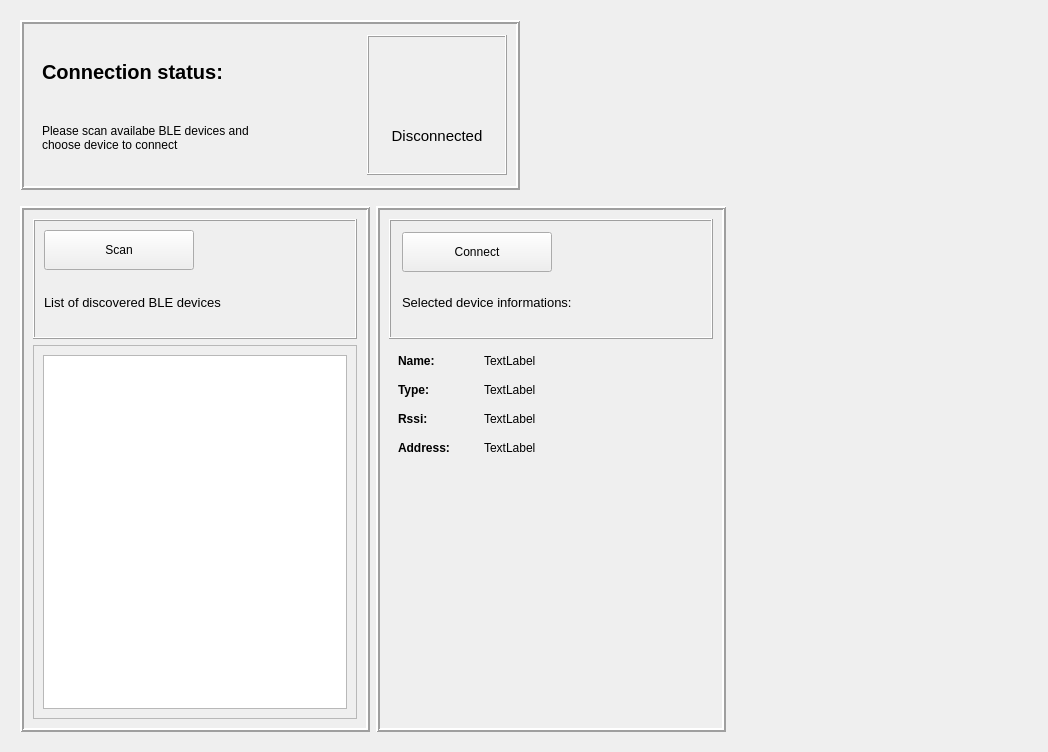
This is package/ble/gui_ble.ui in ljengic/BLE_desktop_application as Qt 5 draws it before an edit. The edited form follows.
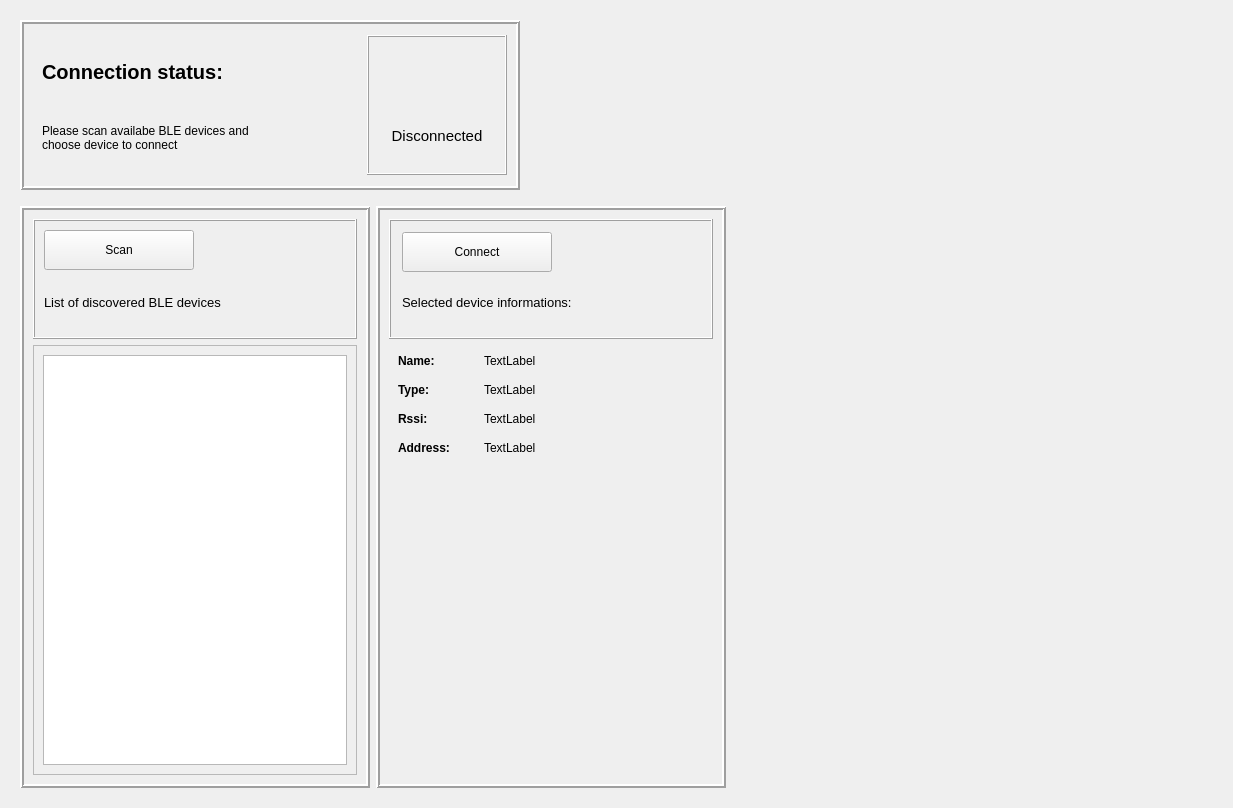
This is the edited form. Icons and pictures are not drawn.

Commit message: change ble to antionio board

Diff of the .ui file:
```diff
--- a/package/ble/gui_ble.ui
+++ b/package/ble/gui_ble.ui
@@ -6,8 +6,8 @@
    <rect>
     <x>0</x>
     <y>0</y>
-    <width>1048</width>
-    <height>752</height>
+    <width>1233</width>
+    <height>808</height>
    </rect>
   </property>
   <property name="windowTitle">
```
Left out of the diff: 3 changed lines with no effect on the pictures. The commit also changes 1 other file.
